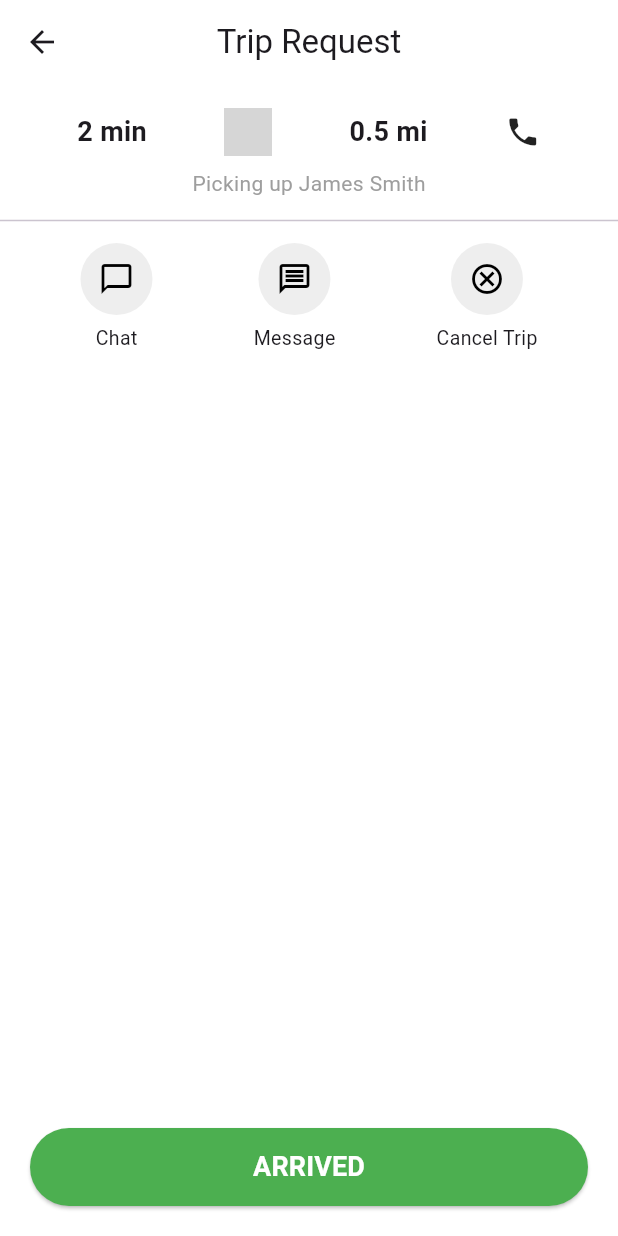
After one commit to vignesh1244/taxi_app, a Flutter app: the TipRequest screen opened directly, after a tap on "TAP TO ACCEPT", on a phone screen of 412 x 824 dp. The commit adds this screen. Run offline on Flutter 3.47's test engine with Material 3 defaults, Android fonts, the phone set to English and light mode, and no system bars; our stand-ins replace country_code_picker, pin_code_fields; missing offline and left inert: flutter_osm_plugin; Roboto replaces fonts that are missing (NunitoSans); grey boxes are pictures that could not be loaded.

Commit message:
requestpage

```diff
--- /dev/null
+++ b/lib/view/home/run_ride_view.dart
@@ -0,0 +1,176 @@
+import 'package:flutter/material.dart';
+
+class TipRequestScreen extends StatefulWidget {
+  const TipRequestScreen({
+    super.key,
+    required String title,
+    required Null Function() onPressed,
+  });
+
+  @override
+  State<TipRequestScreen> createState() => _TipRequestScreenState();
+}
+
+class _TipRequestScreenState extends State<TipRequestScreen> {
+  bool isAccepted = false;
+
+  @override
+  Widget build(BuildContext context) {
+    return Scaffold(
+      appBar: AppBar(title: const Text("Trip Request"), centerTitle: true),
+      body: isAccepted ? buildArrivedUI() : buildArrivedUI(),
+    );
+  }
+
+  // Initial TAP TO ACCEPT UI
+  Widget buildAcceptUI() {
+    return Center(
+      child: Padding(
+        padding: const EdgeInsets.all(20.0),
+        child: ElevatedButton(
+          onPressed: () {
+            setState(() {
+              isAccepted = true;
+            });
+          },
+          style: ElevatedButton.styleFrom(
+            backgroundColor: Colors.green,
+            shape: RoundedRectangleBorder(
+              borderRadius: BorderRadius.circular(12),
+            ),
+            padding: const EdgeInsets.symmetric(vertical: 16),
+            minimumSize: const Size.fromHeight(50),
+          ),
+          child: Row(
+            mainAxisAlignment: MainAxisAlignment.center,
+            children: const [
+              Text(
+                'TAP TO ACCEPT',
+                style: TextStyle(
+                  color: Colors.white,
+                  fontWeight: FontWeight.bold,
+                  fontSize: 16,
+                ),
+              ),
+              SizedBox(width: 12),
+              CircleAvatar(
+                radius: 14,
+                backgroundColor: Colors.white,
+                child: Text(
+                  '15',
+                  style: TextStyle(
+                    color: Colors.green,
+                    fontWeight: FontWeight.bold,
+                  ),
+                ),
+              ),
+            ],
+          ),
+        ),
+      ),
+    );
+  }
+
+  // After Accept: ARRIVED UI
+  Widget buildArrivedUI() {
+    return Column(
+      children: [
+        const SizedBox(height: 16),
+
+        // ETA, Distance, and Avatar
+        Row(
+          mainAxisAlignment: MainAxisAlignment.spaceEvenly,
+          children: [
+            const Text(
+              "2 min",
+              style: TextStyle(fontWeight: FontWeight.bold, fontSize: 18),
+            ),
+            const CircleAvatar(
+              radius: 16,
+              backgroundImage: AssetImage(
+                'assets/img/user.jpg',
+              ), // Replace this
+            ),
+            const Text(
+              "0.5 mi",
+              style: TextStyle(fontWeight: FontWeight.bold, fontSize: 18),
+            ),
+            const Icon(Icons.phone),
+          ],
+        ),
+
+        const SizedBox(height: 8),
+        const Text(
+          "Picking up James Smith",
+          style: TextStyle(color: Colors.grey),
+        ),
+        const Divider(height: 30, thickness: 1),
+
+        // Action Buttons
+        Padding(
+          padding: const EdgeInsets.symmetric(horizontal: 20),
+          child: Row(
+            mainAxisAlignment: MainAxisAlignment.spaceAround,
+            children: const [
+              ActionItem(icon: Icons.chat_bubble_outline, label: "Chat"),
+              ActionItem(icon: Icons.message_outlined, label: "Message"),
+              ActionItem(icon: Icons.cancel_outlined, label: "Cancel Trip"),
+            ],
+          ),
+        ),
+
+        const Spacer(),
+
+        // ARRIVED Button
+        Padding(
+          padding: const EdgeInsets.all(20.0),
+          child: SizedBox(
+            width: double.infinity,
+            height: 52,
+            child: ElevatedButton(
+              onPressed: () {
+                // Handle "Arrived" tap
+              },
+              style: ElevatedButton.styleFrom(
+                backgroundColor: Colors.green,
+                shape: RoundedRectangleBorder(
+                  borderRadius: BorderRadius.circular(30),
+                ),
+              ),
+              child: const Text(
+                "ARRIVED",
+                style: TextStyle(
+                  fontSize: 18,
+                  fontWeight: FontWeight.bold,
+                  color: Colors.white,
+                ),
+              ),
+            ),
+          ),
+        ),
+      ],
+    );
+  }
+}
+
+class ActionItem extends StatelessWidget {
+  final IconData icon;
+  final String label;
+
+  const ActionItem({super.key, required this.icon, required this.label});
+
+  @override
+  Widget build(BuildContext context) {
+    return Column(
+      children: [
+        CircleAvatar(
+          radius: 24,
+          backgroundColor: Colors.grey.shade200,
+          child: Icon(icon, color: Colors.black),
+        ),
+        const SizedBox(height: 6),
+        Text(label, style: const TextStyle(fontSize: 13)),
+      ],
+    );
+  }
+}
--- /dev/null
+++ b/lib/view/home/tips.dart
@@ -0,0 +1,227 @@
+import 'package:flutter/material.dart';
+import 'package:flutter_osm_plugin/flutter_osm_plugin.dart';
+import 'package:taxi_app/view/home/run_ride_view.dart' show TipRequestScreen;
+// import 'package:font_awesome_flutter/font_awesome_flutter.dart';
+
+class TipRequest extends StatelessWidget {
+  const TipRequest({super.key});
+
+  @override
+  Widget build(BuildContext context) {
+    return Scaffold(
+      backgroundColor: Colors.grey[200],
+      body: Column(
+        children: [
+          // Map + Route Simulation
+          Expanded(
+            flex: 3,
+            child: Stack(
+              children: [
+                OSMFlutter(
+                  controller: MapController(
+                    initPosition: GeoPoint(
+                      latitude: 47.4358055,
+                      longitude: 8.4737324,
+                    ),
+                    areaLimit: const BoundingBox(
+                      east: 10.4922941,
+                      north: 47.8084648,
+                      south: 45.817995,
+                      west: 5.9559113,
+                    ),
+                  ),
+                  osmOption: OSMOption(
+                    userTrackingOption: const UserTrackingOption(
+                      enableTracking: true,
+                      unFollowUser: false,
+                    ),
+                    zoomOption: const ZoomOption(
+                      initZoom: 8,
+                      minZoomLevel: 3,
+                      maxZoomLevel: 19,
+                      stepZoom: 1.0,
+                    ),
+                    userLocationMarker: UserLocationMaker(
+                      personMarker: const MarkerIcon(
+                        icon: Icon(
+                          Icons.location_history_rounded,
+                          color: Colors.red,
+                          size: 48,
+                        ),
+                      ),
+                      directionArrowMarker: const MarkerIcon(
+                        icon: Icon(Icons.double_arrow, size: 48),
+                      ),
+                    ),
+                    roadConfiguration: const RoadOption(
+                      roadColor: Colors.yellowAccent,
+                    ),
+                  ),
+                ),
+                // Container(
+                //   color: Colors.white,
+                //   width: double.infinity,
+                //   child: Image.asset(
+                //     'assets/img/welcome_bg.png', // Add your custom map screenshot or mock here
+                //     fit: BoxFit.cover,
+                //   ),
+                // ),
+                // Passenger icon
+                Positioned(
+                  top: 80,
+                  left: 50,
+                  child: CircleAvatar(
+                    backgroundColor: Colors.white,
+                    radius: 18,
+                    child: Icon(
+                      Icons.person_pin_circle,
+                      color: Colors.blue,
+                      size: 28,
+                    ),
+                  ),
+                ),
+                // Taxi icon
+                Positioned(
+                  top: 40,
+                  right: 60,
+                  child: CircleAvatar(
+                    backgroundColor: Colors.white,
+                    radius: 18,
+                    child: Icon(
+                      Icons.local_taxi,
+                      color: Colors.green,
+                      size: 24,
+                    ),
+                  ),
+                ),
+              ],
+            ),
+          ),
+
+          // Details
+          Container(
+            padding: const EdgeInsets.symmetric(horizontal: 20, vertical: 16),
+            decoration: const BoxDecoration(
+              color: Colors.white,
+              borderRadius: BorderRadius.vertical(top: Radius.circular(24)),
+            ),
+            child: Column(
+              crossAxisAlignment: CrossAxisAlignment.start,
+              children: [
+                Center(
+                  child: Text(
+                    '25 min',
+                    style: TextStyle(fontSize: 24, fontWeight: FontWeight.bold),
+                  ),
+                ),
+                const SizedBox(height: 8),
+                Row(
+                  mainAxisAlignment: MainAxisAlignment.spaceAround,
+                  children: const [
+                    Text("\$12.50", style: TextStyle(fontSize: 16)),
+                    Text("4.5 km", style: TextStyle(fontSize: 16)),
+                    Row(
+                      children: [
+                        Icon(Icons.star, size: 16, color: Colors.amber),
+                        SizedBox(width: 4),
+                        Text("3.5", style: TextStyle(fontSize: 16)),
+                      ],
+                    ),
+                  ],
+                ),
+                const SizedBox(height: 16),
+                Row(
+                  children: const [
+                    Icon(Icons.circle, size: 12, color: Colors.blue),
+                    SizedBox(width: 8),
+                    Expanded(child: Text("1 Ash Park, Pembroke Dock, SA72")),
+                  ],
+                ),
+                const SizedBox(height: 8),
+                Row(
+                  children: const [
+                    Icon(Icons.circle, size: 12, color: Colors.green),
+                    SizedBox(width: 8),
+                    Expanded(child: Text("54 Hollybank Rd, Southampton")),
+                  ],
+                ),
+                const SizedBox(height: 8),
+                // const Spacer(),
+                Row(
+                  children: [
+                    Expanded(
+                      child: ElevatedButton(
+                        onPressed: () {
+                          // Accept trip logic here
+                        },
+                        style: ElevatedButton.styleFrom(
+                          backgroundColor: Colors.green,
+                          shape: RoundedRectangleBorder(
+                            borderRadius: BorderRadius.circular(12),
+                          ),
+                          padding: const EdgeInsets.symmetric(vertical: 14),
+                        ),
+                        child: ElevatedButton(
+                          onPressed: () {
+                            // Navigate to the next screen (replace TipRequestScreen with your actual screen)
+                            // Example: Navigator.push(context, MaterialPageRoute(builder: (context) => TipRequestScreen()));
+                            // If you don't have another screen, remove this line or implement the desired logic.
+                            Navigator.push(
+                              context,
+                              MaterialPageRoute(
+                                builder: (context) => TipRequestScreen(
+                                  title: 'Tip Request',
+                                  onPressed: () {},
+                                ),
+                              ),
+                            );
+                          },
+                          style: ElevatedButton.styleFrom(
+                            backgroundColor: Colors.green,
+                            shape: RoundedRectangleBorder(
+                              borderRadius: BorderRadius.circular(12),
+                            ),
+                            padding: const EdgeInsets.symmetric(vertical: 14),
+                            minimumSize: const Size.fromHeight(
+                              50,
+                            ), // Make it full-width if inside a Column
+                          ),
+                          child: Row(
+                            mainAxisAlignment: MainAxisAlignment.center,
+                            children: const [
+                              Text(
+                                'TAP TO ACCEPT',
+                                style: TextStyle(
+                                  color: Colors.white,
+                                  fontWeight: FontWeight.bold,
+                                  fontSize: 16,
+                                ),
+                              ),
+                              SizedBox(width: 12),
+                              CircleAvatar(
+                                radius: 14,
+                                backgroundColor: Colors.white,
+                                child: Text(
+                                  '15',
+                                  style: TextStyle(
+                                    color: Colors.green,
+                                    fontWeight: FontWeight.bold,
+                                  ),
+                                ),
+                              ),
+                            ],
+                          ),
+                        ),
+                      ),
+                    ),
+                  ],
+                ),
+                const SizedBox(height: 18),
+              ],
+            ),
+          ),
+        ],
+      ),
+    );
+  }
+}
--- a/lib/view/login/add_vehicle.dart
+++ b/lib/view/login/add_vehicle.dart
@@ -1,6 +1,7 @@
 import 'package:flutter/material.dart';
 import 'package:country_code_picker/country_code_picker.dart';
 import 'package:taxi_app/view/home/home_view.dart';
+import 'package:taxi_app/view/home/tips.dart';
 // import 'package:taxi_app/view/login/personal_document.dart';
 
 class AddVehicle extends StatefulWidget {
@@ -247,7 +248,7 @@ class _AddVehicleState extends State<AddVehicle> {
 
                     Navigator.push(
                       context,
-                      MaterialPageRoute(builder: (context) => HomeView()),
+                      MaterialPageRoute(builder: (context) => TipRequest()),
                     );
                   },
                   style: ElevatedButton.styleFrom(
--- a/pubspec.yaml
+++ b/pubspec.yaml
@@ -38,6 +38,8 @@ dependencies:
   pin_code_fields: ^8.0.1
   flutter_osm_plugin: ^1.4.1
   permission_handler: ^12.0.1
+  intl: ^0.20.2
+  firebase_core: ^3.15.1
 
 dev_dependencies:
   flutter_test:
```
Also changed, not shown: lib/common_widget/icon_title_subtilte.dart (added, +39 -0 lines), lib/view/home/home_view.dart (+132 -72 lines), lib/view/home/map.dart (added, +51 -0 lines), lib/view/login/personal_document.dart (+12 -3 lines), lib/view/login/splash_view.dart (+4 -3 lines), pubspec.lock, 1 other file.
